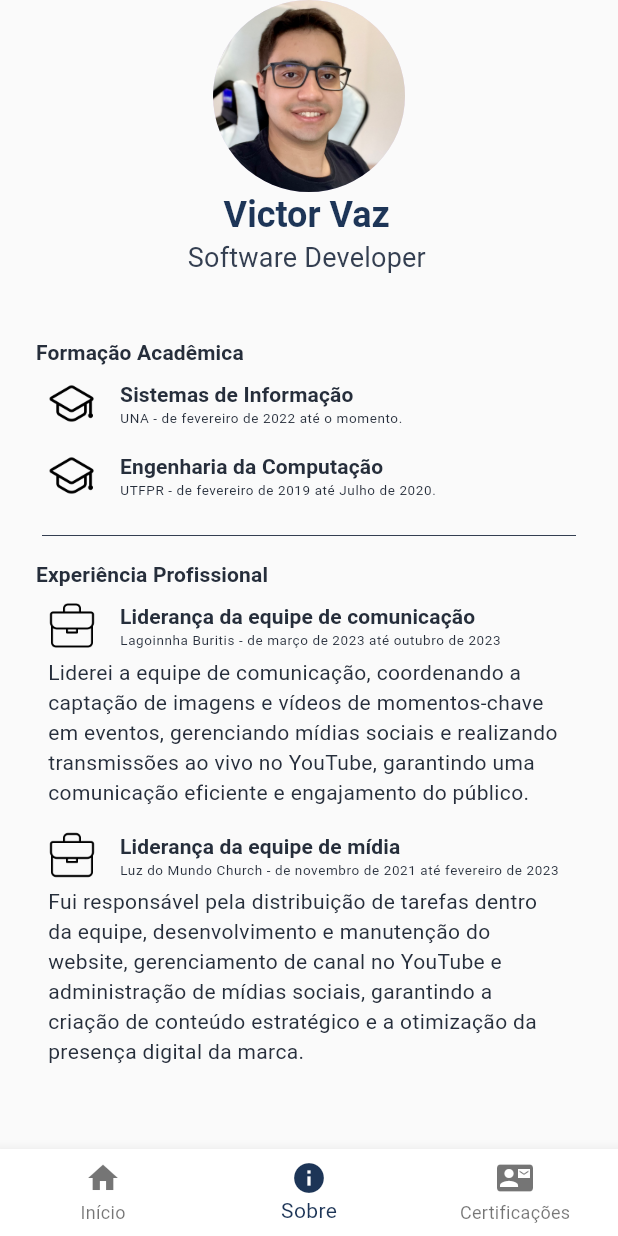
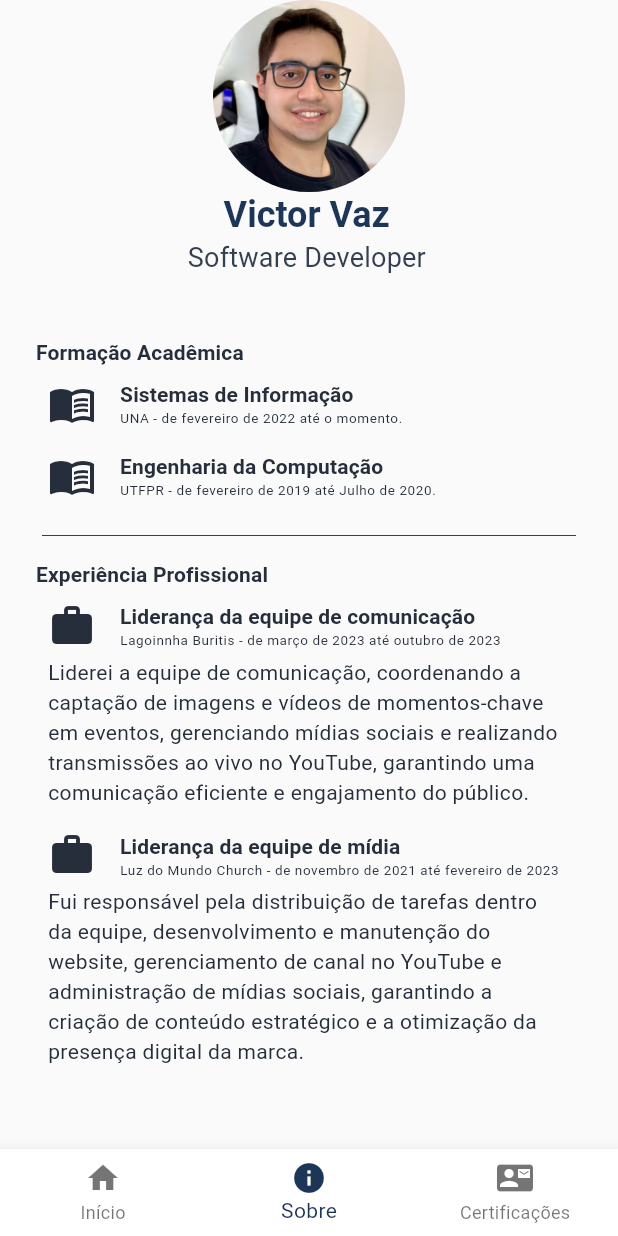
Before and after one commit to victorvazdev/victor_vaz_portfolio, a Flutter app: the screen it shows after launch, item 2 of the bottom bar chosen, on a phone screen of 412 x 824 dp. Run offline on Flutter 3.47's test engine with Material 3 defaults, Android fonts, the phone set to English and light mode, and no system bars; our stand-ins replace flutter_svg.

Commit message:
icons color black when in dark theme fixed

```diff
--- a/lib/widgets/academic_background_widget.dart
+++ b/lib/widgets/academic_background_widget.dart
@@ -70,7 +70,11 @@ class _BuildGraduation extends StatelessWidget {
       padding: const EdgeInsets.all(8.0),
       child: Row(
         children: [
-          Image.asset('assets/images/graduation.png', height: 32),
+          Icon(
+            Icons.menu_book,
+            size: 32,
+            color: Theme.of(context).iconTheme.color,
+          ),
           SizedBox(width: 16),
           Column(
             crossAxisAlignment: CrossAxisAlignment.start,
--- a/lib/widgets/certifications_list_widget.dart
+++ b/lib/widgets/certifications_list_widget.dart
@@ -51,7 +51,11 @@ class CertificationsListWidget extends StatelessWidget {
           children: [
             Row(
               children: [
-                Image.asset('assets/images/certification.png', width: 16),
+                Icon(
+                  Icons.library_books,
+                  size: 16,
+                  color: Theme.of(context).iconTheme.color,
+                ),
                 const SizedBox(width: 8.0),
                 Expanded(
                   child: SelectableText(
--- a/lib/widgets/professional_experience.dart
+++ b/lib/widgets/professional_experience.dart
@@ -60,7 +60,11 @@ class _BuildExperience extends StatelessWidget {
         children: [
           Row(
             children: [
-              Image.asset('assets/images/suitcase.png', height: 32),
+              Icon(
+                Icons.work,
+                size: 32,
+                color: Theme.of(context).iconTheme.color,
+              ),
               SizedBox(width: 16),
               Expanded(
                 child: Column(
--- a/pubspec.yaml
+++ b/pubspec.yaml
@@ -9,6 +9,7 @@ environment:
 dependencies:
   flutter:
     sdk: flutter
+  flutter_svg: ^2.0.17
   url_launcher: ^6.3.1
 
 dev_dependencies:
@@ -21,7 +22,9 @@ flutter:
   assets:
     - assets/images/victorvaz.jpg
     - assets/images/github-logo.png
+    - assets/images/github-logo.svg
     - assets/images/linkedin-logo.png
+    - assets/images/linkedin-logo.svg
     - assets/images/graduation.png
     - assets/images/suitcase.png
     - assets/images/certification.png
```
Also changed, not shown: lib/widgets/contact_widget.dart (+15 -6 lines), pubspec.lock.
